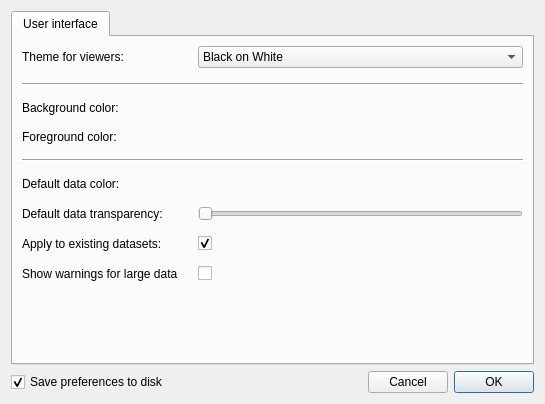
First picture: the form in glue/app/qt/preferences.ui, repository glue-viz/glue, before the edit.
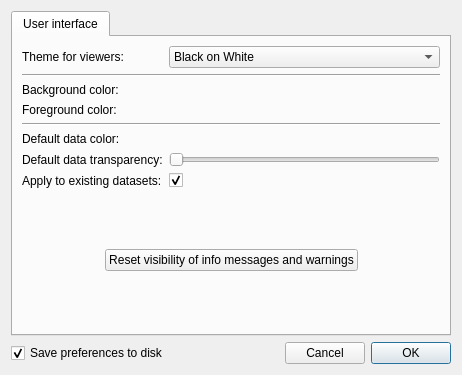
Second picture: the form after the edit. Custom widgets are drawn as their Qt base class.

Commit message: Improve logic for large data warnings with profile tool

The edit to the form file:
```diff
--- a/glue/app/qt/preferences.ui
+++ b/glue/app/qt/preferences.ui
@@ -6,8 +6,8 @@
    <rect>
     <x>0</x>
     <y>0</y>
-    <width>545</width>
-    <height>404</height>
+    <width>462</width>
+    <height>375</height>
    </rect>
   </property>
   <property name="windowTitle">
@@ -24,13 +24,14 @@
        <string>User interface</string>
       </attribute>
       <layout class="QGridLayout" name="gridLayout_2">
-       <property name="horizontalSpacing">
-        <number>10</number>
-       </property>
-       <property name="verticalSpacing">
-        <number>15</number>
-       </property>
-       <item row="0" column="2">
+       <item row="0" column="0">
+        <widget class="QLabel" name="label_5">
+         <property name="text">
+          <string>Theme for viewers:</string>
+         </property>
+        </widget>
+       </item>
+       <item row="0" column="1">
         <widget class="QComboBox" name="combo_theme">
          <property name="sizeAdjustPolicy">
           <enum>QComboBox::AdjustToMinimumContentsLength</enum>
@@ -52,6 +53,13 @@
          </item>
         </widget>
        </item>
+       <item row="1" column="0" colspan="2">
+        <widget class="Line" name="line">
+         <property name="orientation">
+          <enum>Qt::Horizontal</enum>
+         </property>
+        </widget>
+       </item>
        <item row="2" column="0">
         <widget class="QLabel" name="label_2">
          <property name="text">
@@ -59,6 +67,13 @@
          </property>
         </widget>
        </item>
+       <item row="2" column="1">
+        <widget class="QColorBox" name="color_background">
+         <property name="text">
+          <string/>
+         </property>
+        </widget>
+       </item>
        <item row="3" column="0">
         <widget class="QLabel" name="label_3">
          <property name="text">
@@ -66,6 +81,20 @@
          </property>
         </widget>
        </item>
+       <item row="3" column="1">
+        <widget class="QColorBox" name="color_foreground">
+         <property name="text">
+          <string/>
+         </property>
+        </widget>
+       </item>
+       <item row="4" column="0" colspan="2">
+        <widget class="Line" name="line_2">
+         <property name="orientation">
+          <enum>Qt::Horizontal</enum>
+         </property>
+        </widget>
+       </item>
        <item row="5" column="0">
         <widget class="QLabel" name="label_4">
          <property name="text">
@@ -73,81 +102,13 @@
          </property>
         </widget>
        </item>
-       <item row="5" column="2">
+       <item row="5" column="1">
         <widget class="QColorBox" name="color_default_data">
          <property name="text">
           <string/>
          </property>
         </widget>
        </item>
-       <item row="3" column="2">
-        <widget class="QColorBox" name="color_foreground">
-         <property name="text">
-          <string/>
-         </property>
-        </widget>
-       </item>
-       <item row="1" column="0" colspan="3">
-        <widget class="Line" name="line">
-         <property name="orientation">
-          <enum>Qt::Horizontal</enum>
-         </property>
-        </widget>
-       </item>
-       <item row="9" column="0">
-        <spacer name="verticalSpacer">
-         <property name="orientation">
-          <enum>Qt::Vertical</enum>
-         </property>
-         <property name="sizeHint" stdset="0">
-          <size>
-           <width>20</width>
-           <height>40</height>
-          </size>
-         </property>
-        </spacer>
-       </item>
-       <item row="8" column="2">
-        <widget class="QCheckBox" name="checkbox_show_large_data_warning">
-         <property name="text">
-          <string/>
-         </property>
-        </widget>
-       </item>
-       <item row="8" column="0">
-        <widget class="QLabel" name="label_7">
-         <property name="text">
-          <string>Show warnings for large data</string>
-         </property>
-        </widget>
-       </item>
-       <item row="7" column="2">
-        <widget class="QCheckBox" name="checkbox_apply">
-         <property name="text">
-          <string/>
-         </property>
-         <property name="checked">
-          <bool>true</bool>
-         </property>
-        </widget>
-       </item>
-       <item row="0" column="0">
-        <widget class="QLabel" name="label_5">
-         <property name="text">
-          <string>Theme for viewers:</string>
-         </property>
-        </widget>
-       </item>
-       <item row="6" column="2">
-        <widget class="QSlider" name="slider_alpha">
-         <property name="maximum">
-          <number>100</number>
-         </property>
-         <property name="orientation">
-          <enum>Qt::Horizontal</enum>
-         </property>
-        </widget>
-       </item>
        <item row="6" column="0">
         <widget class="QLabel" name="label">
          <property name="text">
@@ -155,6 +116,16 @@
          </property>
         </widget>
        </item>
+       <item row="6" column="1">
+        <widget class="QSlider" name="slider_alpha">
+         <property name="maximum">
+          <number>100</number>
+         </property>
+         <property name="orientation">
+          <enum>Qt::Horizontal</enum>
+         </property>
+        </widget>
+       </item>
        <item row="7" column="0">
         <widget class="QLabel" name="label_6">
          <property name="text">
@@ -162,19 +133,78 @@
          </property>
         </widget>
        </item>
-       <item row="2" column="2">
-        <widget class="QColorBox" name="color_background">
+       <item row="7" column="1">
+        <widget class="QCheckBox" name="checkbox_apply">
          <property name="text">
           <string/>
          </property>
+         <property name="checked">
+          <bool>true</bool>
+         </property>
         </widget>
        </item>
-       <item row="4" column="0" colspan="3">
-        <widget class="Line" name="line_2">
+       <item row="8" column="0">
+        <spacer name="verticalSpacer">
          <property name="orientation">
-          <enum>Qt::Horizontal</enum>
+          <enum>Qt::Vertical</enum>
          </property>
-        </widget>
+         <property name="sizeHint" stdset="0">
+          <size>
+           <width>20</width>
+           <height>40</height>
+          </size>
+         </property>
+        </spacer>
+       </item>
+       <item row="10" column="0">
+        <spacer name="verticalSpacer_2">
+         <property name="orientation">
+          <enum>Qt::Vertical</enum>
+         </property>
+         <property name="sizeHint" stdset="0">
+          <size>
+           <width>20</width>
+           <height>40</height>
+          </size>
+         </property>
+        </spacer>
+       </item>
+       <item row="9" column="0" colspan="2">
+        <layout class="QHBoxLayout" name="horizontalLayout_2">
+         <item>
+          <spacer name="horizontalSpacer_2">
+           <property name="orientation">
+            <enum>Qt::Horizontal</enum>
+           </property>
+           <property name="sizeHint" stdset="0">
+            <size>
+             <width>40</width>
+             <height>20</height>
+            </size>
+           </property>
+          </spacer>
+         </item>
+         <item>
+          <widget class="QPushButton" name="button_reset_dialogs">
+           <property name="text">
+            <string>Reset visibility of info messages and warnings</string>
+           </property>
+          </widget>
+         </item>
+         <item>
+          <spacer name="horizontalSpacer_3">
+           <property name="orientation">
+            <enum>Qt::Horizontal</enum>
+           </property>
+           <property name="sizeHint" stdset="0">
+            <size>
+             <width>40</width>
+             <height>20</height>
+            </size>
+           </property>
+          </spacer>
+         </item>
+        </layout>
        </item>
       </layout>
      </widget>
```
Left out of the diff: 105 changed lines with no effect on the pictures. The commit also changes 3 other files.
